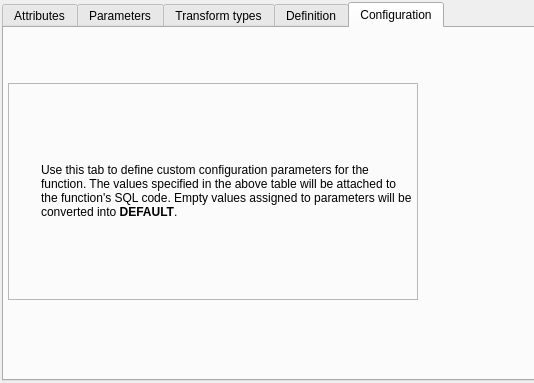
Old version of the form libpgmodeler_ui/ui/basefunctionwidget.ui in the repository pgmodeler/pgmodeler; both pictures show x 0 to 534 and y 0 to 383 of the 879 by 383 pixel window.
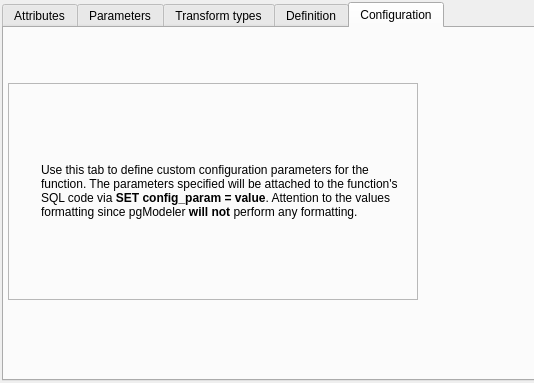
New version of the form. The open tabs and pages were chosen to show the change. Icons and pictures are not drawn.

Commit message: Added support to import functions/procedures with configuration parameters.

The edit to the form file:
```diff
--- a/libpgmodeler_ui/ui/basefunctionwidget.ui
+++ b/libpgmodeler_ui/ui/basefunctionwidget.ui
@@ -460,7 +460,7 @@
            </font>
           </property>
           <property name="text">
-           <string>Use this tab to define custom configuration parameters for the function. The values specified in the above table will be attached to the function's SQL code. Empty values assigned to parameters will be converted into &lt;strong&gt;DEFAULT&lt;/strong&gt;.</string>
+           <string>Use this tab to define custom configuration parameters for the function. The parameters specified will be attached to the function's SQL code via &lt;strong&gt;SET config_param = value&lt;/strong&gt;. Attention to the values formatting since pgModeler &lt;strong&gt;will not&lt;/strong&gt; perform any formatting.</string>
           </property>
           <property name="wordWrap">
            <bool>true</bool>
```
The commit also changes 6 other files.
